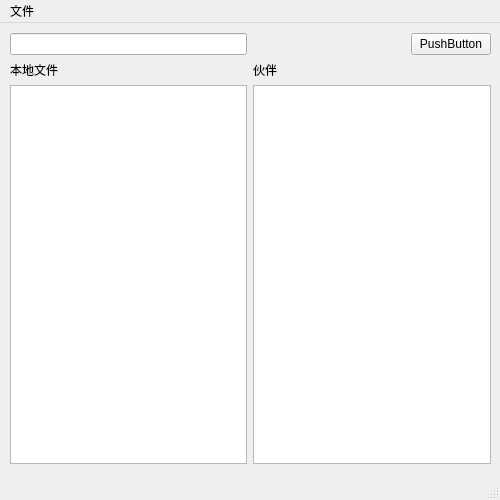
First picture: the form in ui/mainwindow.ui, repository karllrak/simpleP2pApp, before the edit.
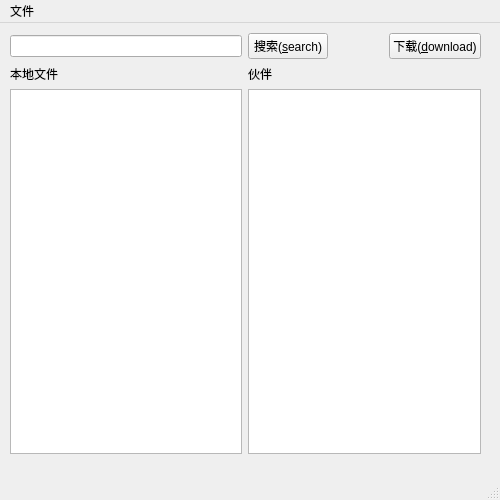
Second picture: the form after the edit.

```diff
--- a/ui/mainwindow.ui
+++ b/ui/mainwindow.ui
@@ -19,54 +19,48 @@
      <rect>
       <x>10</x>
       <y>10</y>
-      <width>481</width>
-      <height>431</height>
+      <width>471</width>
+      <height>421</height>
      </rect>
     </property>
     <layout class="QGridLayout" name="gridLayout">
-     <item row="0" column="0">
-      <widget class="QLineEdit" name="searchLineEdit"/>
-     </item>
-     <item row="0" column="1">
-      <spacer name="horizontalSpacer">
-       <property name="orientation">
-        <enum>Qt::Horizontal</enum>
-       </property>
-       <property name="sizeHint" stdset="0">
-        <size>
-         <width>40</width>
-         <height>20</height>
-        </size>
-       </property>
-      </spacer>
-     </item>
-     <item row="0" column="2">
-      <widget class="QPushButton" name="searchBtn">
-       <property name="text">
-        <string>PushButton</string>
-       </property>
-      </widget>
-     </item>
      <item row="1" column="0">
+      <widget class="QLineEdit" name="searchLineEdit"/>
+     </item>
+     <item row="1" column="3">
+      <widget class="QPushButton" name="downloadBtn">
+       <property name="text">
+        <string>下载(&amp;download)</string>
+       </property>
+      </widget>
+     </item>
+     <item row="2" column="0">
       <widget class="QLabel" name="label">
        <property name="text">
         <string>本地文件</string>
        </property>
       </widget>
      </item>
-     <item row="1" column="1">
+     <item row="2" column="1">
       <widget class="QLabel" name="label_2">
        <property name="text">
         <string>伙伴</string>
        </property>
       </widget>
      </item>
-     <item row="2" column="0">
+     <item row="3" column="0">
       <widget class="QListWidget" name="localFileListWidget"/>
      </item>
-     <item row="2" column="1" colspan="2">
+     <item row="3" column="1" colspan="3">
       <widget class="QListWidget" name="peerListWidget"/>
      </item>
+     <item row="1" column="1">
+      <widget class="QPushButton" name="searchBtn">
+       <property name="text">
+        <string>搜索(&amp;search)</string>
+       </property>
+      </widget>
+     </item>
     </layout>
    </widget>
   </widget>
```
